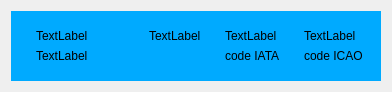
This is head_interact_airport.ui in WendyLaSirene/TraceMyPlane as Qt 5 draws it before an edit. The edited form follows.
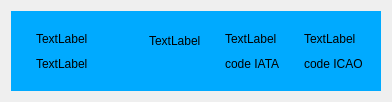
This is the edited form.

The edit to the form file:
```diff
--- a/head_interact_airport.ui
+++ b/head_interact_airport.ui
@@ -7,13 +7,13 @@
     <x>0</x>
     <y>0</y>
     <width>392</width>
-    <height>80</height>
+    <height>102</height>
    </rect>
   </property>
   <property name="minimumSize">
    <size>
     <width>0</width>
-    <height>0</height>
+    <height>102</height>
    </size>
   </property>
   <property name="maximumSize">
```
